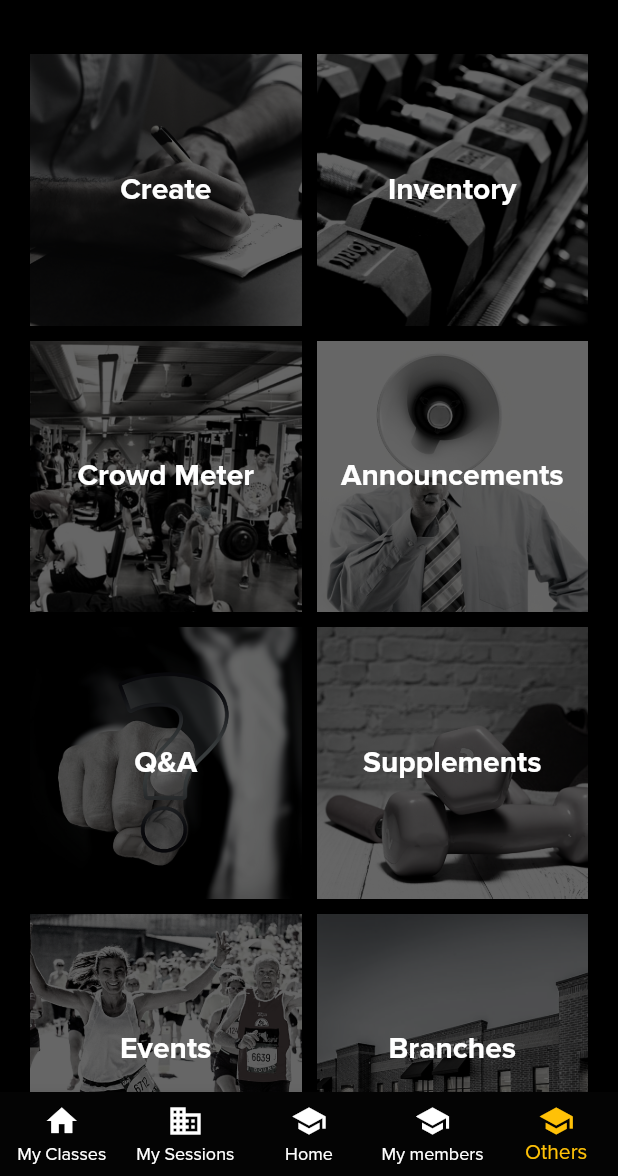
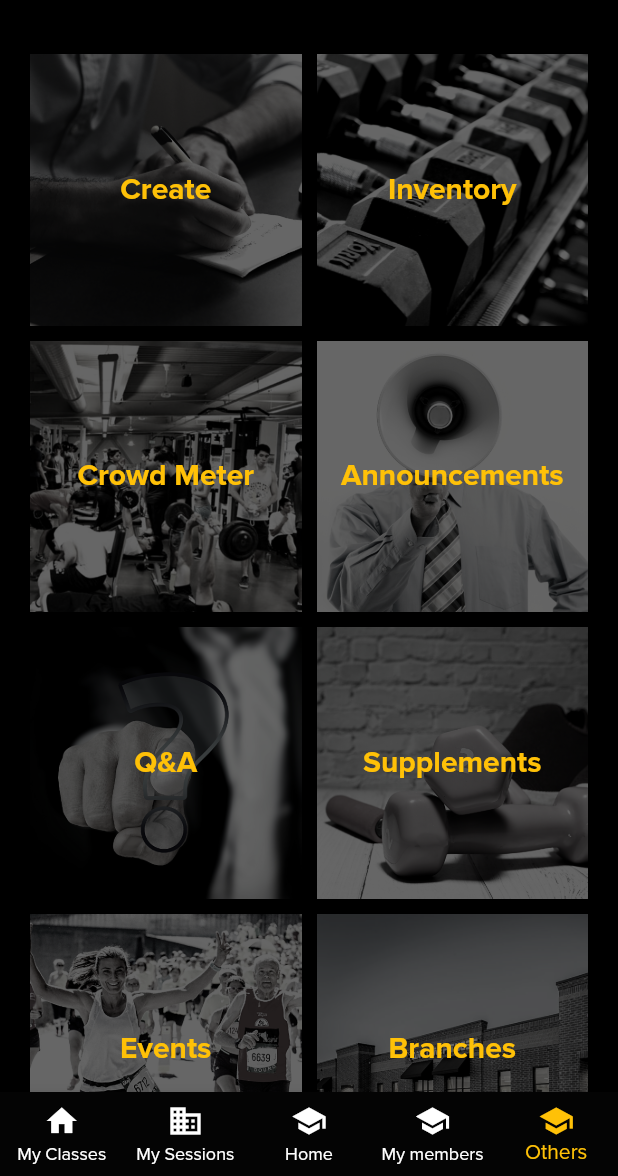
Before and after one commit to AdhamMagdyA/GymManager, a Flutter app: the screen it shows after launch, item 5 of the bottom bar chosen, on a phone screen of 412 x 824 dp, the part 60-1236 px from its top. Run offline on Flutter 3.47's test engine with Material 2 defaults, Android fonts, the phone set to English and light mode, and no system bars; our stand-ins replace backdrop, cached_network_image, flutter_datetime_picker, image_picker, motion_tab_bar, pie_chart and 1 more; missing offline and left inert: dart:html.

Commit message:
minor adjustment

```diff
--- a/lib/screens/coach/others-screen.dart
+++ b/lib/screens/coach/others-screen.dart
@@ -149,7 +149,7 @@ class OthersScreen extends StatelessWidget {
                 style: TextStyle(
                   fontSize: 20,
                   fontWeight: FontWeight.bold,
-                  color: Colors.white,
+                  color: Colors.amber,
                 ),
               ),
             ),
@@ -249,7 +249,7 @@ class OthersScreen extends StatelessWidget {
                 style: TextStyle(
                   fontSize: 20,
                   fontWeight: FontWeight.bold,
-                  color: Colors.white,
+                  color: Colors.amber,
                 ),
               ),
             ),
@@ -289,7 +289,7 @@ class OthersScreen extends StatelessWidget {
                 style: TextStyle(
                   fontSize: 20,
                   fontWeight: FontWeight.bold,
-                  color: Colors.white,
+                  color: Colors.amber,
                 ),
               ),
             ),
@@ -315,7 +315,7 @@ class OthersScreen extends StatelessWidget {
                 style: TextStyle(
                   fontSize: 20,
                   fontWeight: FontWeight.bold,
-                  color: Colors.white,
+                  color: Colors.amber,
                 ),
               ),
             ),
@@ -341,7 +341,7 @@ class OthersScreen extends StatelessWidget {
                 style: TextStyle(
                   fontSize: 20,
                   fontWeight: FontWeight.bold,
-                  color: Colors.white,
+                  color: Colors.amber,
                 ),
               ),
             ),
@@ -367,7 +367,7 @@ class OthersScreen extends StatelessWidget {
                 style: TextStyle(
                   fontSize: 20,
                   fontWeight: FontWeight.bold,
-                  color: Colors.white,
+                  color: Colors.amber,
                 ),
               ),
             ),
@@ -393,7 +393,7 @@ class OthersScreen extends StatelessWidget {
                 style: TextStyle(
                   fontSize: 20,
                   fontWeight: FontWeight.bold,
-                  color: Colors.white,
+                  color: Colors.amber,
                 ),
               ),
             ),
@@ -419,7 +419,7 @@ class OthersScreen extends StatelessWidget {
                 style: TextStyle(
                   fontSize: 20,
                   fontWeight: FontWeight.bold,
-                  color: Colors.white,
+                  color: Colors.amber,
                 ),
               ),
             ),
```
